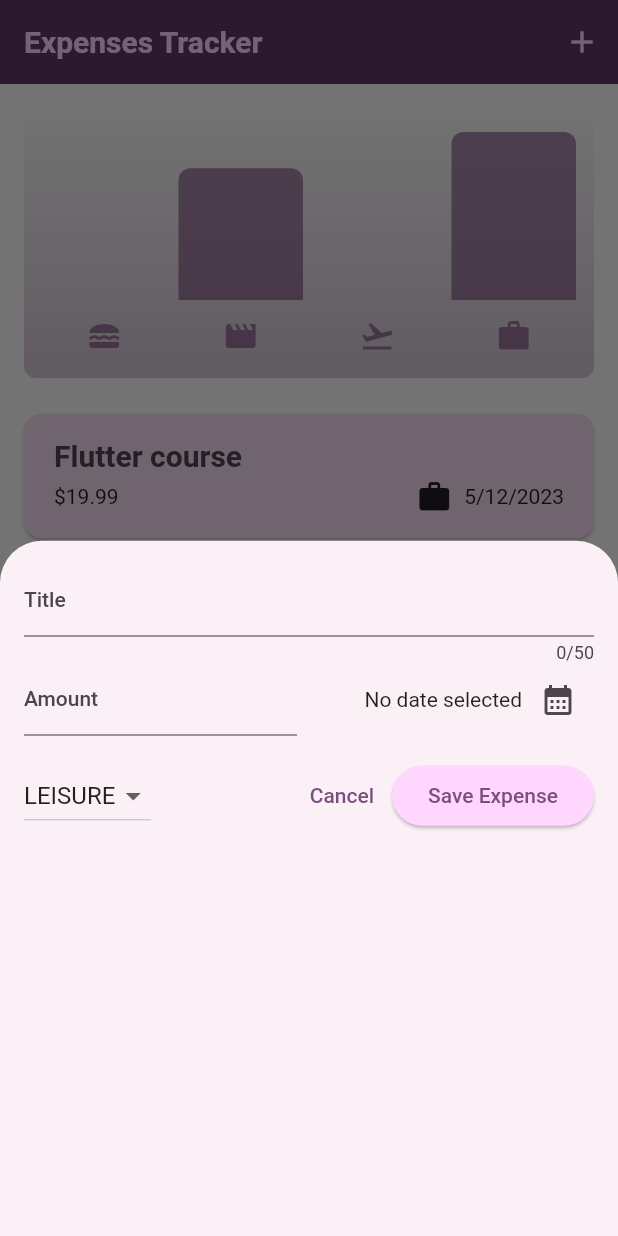
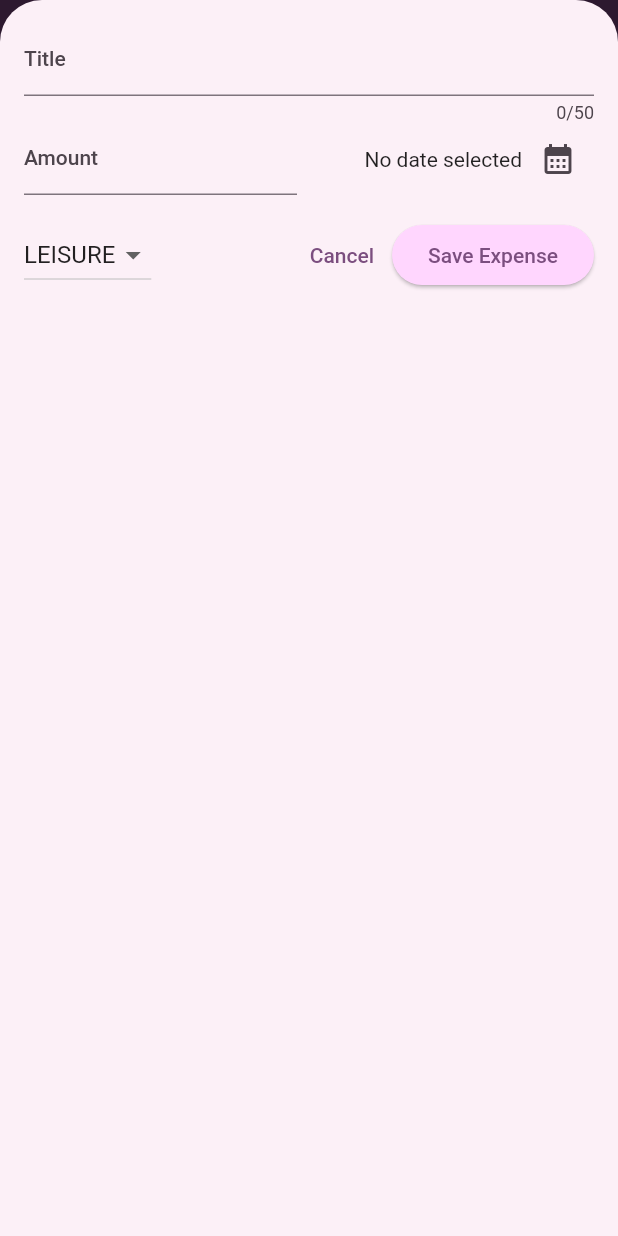
Before and after one commit to saivnct/flutter-a-z, a Flutter app: the screen it shows after launch, after a tap on the "add" icon, on a phone screen of 412 x 824 dp. Run offline on Flutter 3.47's test engine with Material 2 defaults, Android fonts, the phone set to English and light mode, and no system bars; our stand-ins replace google_fonts.

Commit message:
implement responsive

```diff
--- a/proj_03/lib/widgets/expenses.dart
+++ b/proj_03/lib/widgets/expenses.dart
@@ -30,6 +30,8 @@ class _ExpensesState extends State<Expenses> {
 
   void _openAddExpenseOverlay() {
     showModalBottomSheet(
+      useSafeArea: true, //force show in safe Area
+      isScrollControlled: true, //force modal show full screen
       context: context,
       builder: (ctx) => NewExpense(
         onAddExpense: _addExpense,
@@ -73,12 +75,16 @@ class _ExpensesState extends State<Expenses> {
 
   @override
   Widget build(BuildContext context) {
-    Widget mainContent = const Center(
+    //the build() method is executed again when device is rotated
+
+    final width = MediaQuery.of(context).size.width;
+
+    Widget listItemContent = const Center(
       child: Text('Empty List'),
     );
 
     if (_registerExpenses.isNotEmpty) {
-      mainContent = ExpensesList(
+      listItemContent = ExpensesList(
         expenses: _registerExpenses,
         onRemoveExpense: _removeExpense,
       );
@@ -96,12 +102,24 @@ class _ExpensesState extends State<Expenses> {
           )
         ],
       ),
-      body: Column(
+      body: width < 600
+          ? Column(
               children: [
                 // Toolbar with the Add button
                 Chart(expenses: _registerExpenses),
                 Expanded(
-            child: mainContent,
+                  child: listItemContent,
+                ),
+              ],
+            )
+          : Row(
+              children: [
+                // Expanded constraints the child to only takes as much width as available in the Row after resizing the other Row children
+                Expanded(
+                  child: Chart(expenses: _registerExpenses),
+                ),
+                Expanded(
+                  child: listItemContent,
                 ),
               ],
             ),
--- a/proj_03/lib/widgets/new_expense.dart
+++ b/proj_03/lib/widgets/new_expense.dart
@@ -83,8 +83,19 @@ class _NewExpenseState extends State<NewExpense> {
 
   @override
   Widget build(BuildContext context) {
-    return Padding(
-      padding: const EdgeInsets.all(16),
+    final keyboardSpace = MediaQuery.of(context).viewInsets.bottom;
+
+    return LayoutBuilder(builder: (context, constraints) {
+      print(constraints.minWidth);
+      print(constraints.maxWidth);
+      print(constraints.minHeight);
+      print(constraints.maxHeight);
+
+      return SizedBox(
+        height: double.infinity,
+        child: SingleChildScrollView(
+          child: Padding(
+            padding: EdgeInsets.fromLTRB(16, 16, 16, keyboardSpace + 16),
             child: Column(
               children: [
                 TextField(
@@ -166,6 +177,9 @@ class _NewExpenseState extends State<NewExpense> {
                 )
               ],
             ),
+          ),
+        ),
       );
+    });
   }
 }
```
Also changed, not shown: Widget-Size-Constraints.txt (added, +19 -0 lines), proj_03/lib/main.dart (+55 -0 lines). Lines whose indentation alone changed are shown as unchanged.
